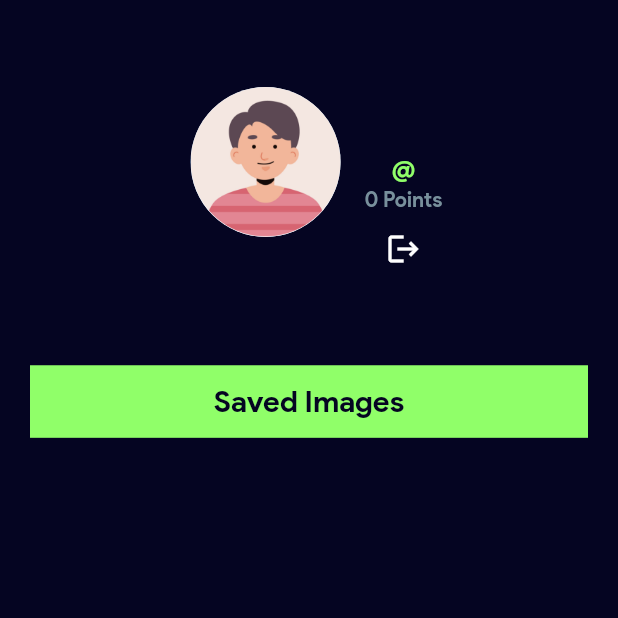
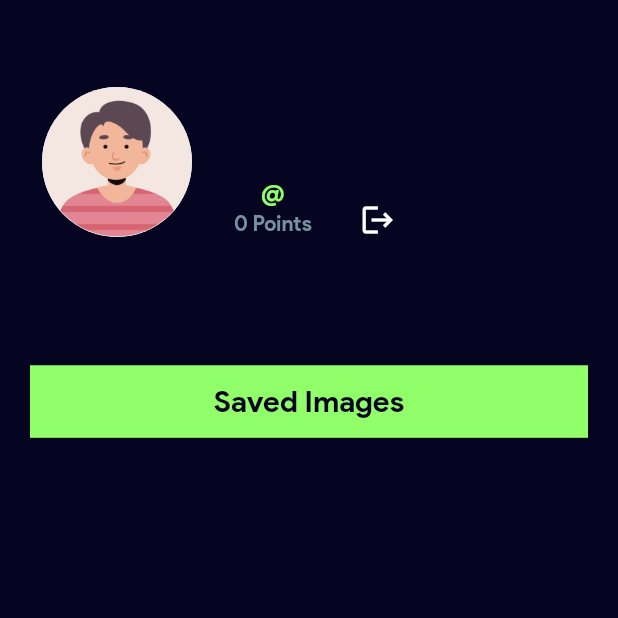
Before and after one commit to aryaphalke2003/Garbage_Detection_App, a Flutter app: the Profile screen opened directly, on a phone screen of 412 x 824 dp, the top half of it. Run offline on Flutter 3.47's test engine with Material 2 defaults, Android fonts, the phone set to English and light mode, and no system bars; our stand-ins replace camera, cloud_firestore, dio, firebase_auth, firebase_core, firebase_storage and 3 more; accounts and stored records are empty.

Commit message:
added logout

```diff
--- a/lib/screens/profile/Profile.dart
+++ b/lib/screens/profile/Profile.dart
@@ -29,18 +29,18 @@ class _ProfileState extends State<Profile> {
               Flexible(
                 flex: 1,
                 child: Row(
-                  mainAxisAlignment: MainAxisAlignment.center,
-                  crossAxisAlignment: CrossAxisAlignment.center,
+                  // mainAxisAlignment: MainAxisAlignment.center,
+                  // crossAxisAlignment: CrossAxisAlignment.center,
                   children: [
                     Flexible(
-                      flex: 4,
+                      flex: 2,
                       child: Padding(
                         padding: const EdgeInsets.all(8.0),
                         child: Column(
-                          crossAxisAlignment: CrossAxisAlignment.start,
+                          // crossAxisAlignment: CrossAxisAlignment.start,
                           children: <Widget>[
                             Padding(
-                              padding: const EdgeInsets.only(left: 10.0),
+                              padding: const EdgeInsets.only(),
                               child: CircleAvatar(
                                   radius: 50,
                                   backgroundImage: AssetImage(
@@ -49,33 +49,24 @@ class _ProfileState extends State<Profile> {
                                   // NetworkImage(user.pfpUrl),
                                   ),
                             ),
-                            Container(
-                              child: Text(
-                                user.firstName,
-                                style: TextStyle(
-                                    color: primaryColor,
-                                    fontSize: 18,
-                                    fontWeight: FontWeight.bold),
-                              ),
-                            ),
-                            Container(
-                              child: Text(
-                                user.rank,
-                                style: TextStyle(
-                                    color: Colors.blueGrey[400],
-                                    fontSize: 14,
-                                    fontWeight: FontWeight.w600),
-                              ),
-                            ),
+                            // Container(
+                            //   child: Text(
+                            //     user.firstName,
+                            //     style: TextStyle(
+                            //         color: primaryColor,
+                            //         fontSize: 18,
+                            //         fontWeight: FontWeight.bold),
+                            //   ),
+                            // ),
                           ],
                         ),
                       ),
                     ),
                     Flexible(
-                      flex: 4,
+                      flex: 2,
                       child: Container(
-                          padding: EdgeInsets.all(8.0),
-                          // padding: EdgeInsets.only(top: 50, left: 20, right: 20),
+                          // padding: EdgeInsets.all(8.0),
+                          padding: EdgeInsets.only(top: 0, left: 20, right: 20),
                           // show points and username in a column
                           child: Column(
                             crossAxisAlignment: CrossAxisAlignment.center,
@@ -101,18 +92,29 @@ class _ProfileState extends State<Profile> {
                                 ),
                               ),
                               Container(
-                                  child: IconButton(
-                                icon: Icon(Icons.logout),
-                                color: Colors.white,
-                                onPressed: () async {
-                                  await FirebaseAuth.instance.signOut();
-                                  Navigator.of(context)
-                                      .pushNamed(WelcomeScreen.tag);
-                                },
-                              )),
+                                child: Text(
+                                  user.rank,
+                                  style: TextStyle(
+                                      color: Colors.blueGrey[400],
+                                      fontSize: 14,
+                                      fontWeight: FontWeight.w600),
+                                ),
+                              ),
                             ],
                           )),
                     ),
+                    Flexible(
+                      flex: 1,
+                      child: Container(
+                          child: IconButton(
+                        icon: Icon(Icons.logout),
+                        color: Colors.white,
+                        onPressed: () async {
+                          await FirebaseAuth.instance.signOut();
+                          Navigator.of(context).pushNamed(WelcomeScreen.tag);
+                        },
+                      )),
+                    )
                   ],
                 ),
               ),
```
Also changed, not shown: 1 other file.
